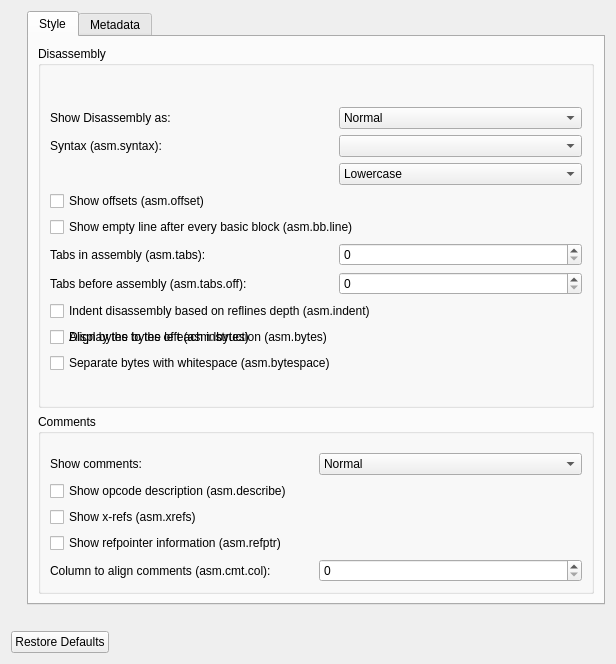
This is src/dialogs/preferences/AsmOptionsWidget.ui in rizinorg/cutter as Qt 5 draws it before an edit. The edited form follows.
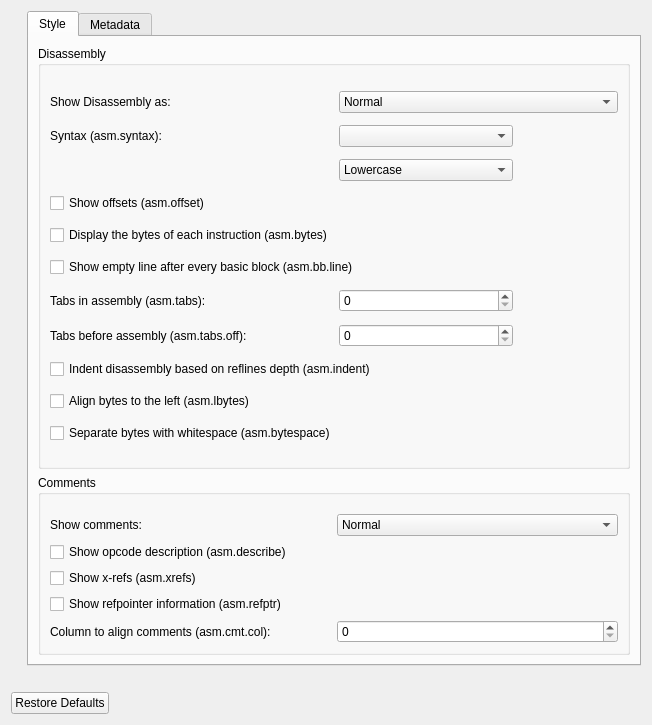
This is the edited form.

Commit message: Fixing previous build

What changed in the file:
```diff
--- a/src/dialogs/preferences/AsmOptionsWidget.ui
+++ b/src/dialogs/preferences/AsmOptionsWidget.ui
@@ -6,8 +6,8 @@
    <rect>
     <x>0</x>
     <y>0</y>
-    <width>616</width>
-    <height>664</height>
+    <width>652</width>
+    <height>725</height>
    </rect>
   </property>
   <property name="windowTitle">
@@ -46,31 +46,8 @@
            <property name="title">
             <string>Disassembly</string>
            </property>
-           <layout class="QGridLayout" name="gridLayout_2">
-            <item row="1" column="0">
              <layout class="QGridLayout" name="gridLayout">
-              <item row="7" column="0" colspan="2">
-               <widget class="QCheckBox" name="indentCheckBox">
-                <property name="text">
-                 <string>Indent disassembly based on reflines depth (asm.indent)</string>
-                </property>
-               </widget>
-              </item>
-              <item>
-               <widget class="QCheckBox" name="bytesCheckBox">
-                <property name="text">
-                 <string>Display the bytes of each instruction (asm.bytes)</string>
-                </property>
-               </widget>
-              </item>
-              <item row="4" column="0" colspan="2">
-               <widget class="QCheckBox" name="bblineCheckBox">
-                <property name="text">
-                 <string>Show empty line after every basic block (asm.bb.line)</string>
-                </property>
-               </widget>
-              </item>
-              <item row="2" column="1">
+            <item row="5" column="2">
                <widget class="QComboBox" name="caseComboBox">
                 <item>
                  <property name="text">
@@ -89,74 +66,27 @@
                 </item>
                </widget>
               </item>
-              <item row="0" column="0">
-               <widget class="QLabel" name="label">
-                <property name="text">
-                 <string>Show Disassembly as:</string>
-                </property>
-               </widget>
-              </item>
-              <item row="1" column="0">
-               <widget class="QLabel" name="syntaxLabel">
-                <property name="text">
-                 <string>Syntax (asm.syntax):</string>
+            <item row="11" column="2">
+             <widget class="QSpinBox" name="asmTabsOffSpinBox">
+              <property name="maximum">
+               <number>100</number>
+              </property>
+              <property name="singleStep">
+               <number>5</number>
                 </property>
                </widget>
               </item>
-              <item row="0" column="1">
-               <widget class="QComboBox" name="asmComboBox">
-                <item>
-                 <property name="text">
-                  <string>Normal</string>
-                 </property>
-                </item>
-                <item>
-                 <property name="text">
-                  <string>ESIL (asm.esil)</string>
-                 </property>
-                </item>
-                <item>
-                 <property name="text">
-                  <string>Pseudocode (asm.pseudo)</string>
-                 </property>
-                </item>
-               </widget>
-              </item>
-              <item row="5" column="0">
+            <item row="10" column="1">
                <widget class="QLabel" name="asmTabsLabel">
                 <property name="text">
                  <string>Tabs in assembly (asm.tabs):</string>
                 </property>
                </widget>
               </item>
-              <item row="6" column="1">
-               <widget class="QSpinBox" name="asmTabsOffSpinBox">
-                <property name="maximum">
-                 <number>100</number>
-                </property>
-                <property name="singleStep">
-                 <number>5</number>
-                </property>
-               </widget>
-              </item>
-              <item row="3" column="0" colspan="2">
-               <widget class="QCheckBox" name="offsetCheckBox">
-                <property name="text">
-                 <string>Show offsets (asm.offset)</string>
-                </property>
-               </widget>
-              </item>
-              <item row="6" column="0">
-               <widget class="QLabel" name="asmTabsOffLabel">
-                <property name="text">
-                 <string>Tabs before assembly (asm.tabs.off):</string>
-                </property>
-               </widget>
-              </item>
-              <item row="1" column="1">
+            <item row="4" column="2">
                <widget class="QComboBox" name="syntaxComboBox"/>
               </item>
-              <item row="5" column="1">
+            <item row="10" column="2">
                <widget class="QSpinBox" name="asmTabsSpinBox">
                 <property name="maximum">
                  <number>100</number>
@@ -166,23 +96,56 @@
                 </property>
                </widget>
               </item>
-              <item row="9" column="0" colspan="2">
+            <item row="14" column="1" colspan="2">
                <widget class="QCheckBox" name="bytespaceCheckBox">
                 <property name="text">
                  <string>Separate bytes with whitespace (asm.bytespace)</string>
                 </property>
                </widget>
               </item>
-              <item row="8" column="0" colspan="2">
-               <widget class="QCheckBox" name="lbytesCheckBox">
+            <item row="4" column="1">
+             <widget class="QLabel" name="syntaxLabel">
                 <property name="text">
-                 <string>Align bytes to the left (asm.lbytes)</string>
+               <string>Syntax (asm.syntax):</string>
                 </property>
                </widget>
               </item>
-             </layout>
+            <item row="12" column="1" colspan="2">
+             <widget class="QCheckBox" name="indentCheckBox">
+              <property name="text">
+               <string>Indent disassembly based on reflines depth (asm.indent)</string>
+              </property>
+             </widget>
             </item>
-            <item row="0" column="0">
+            <item row="7" column="1">
+             <widget class="QCheckBox" name="offsetCheckBox">
+              <property name="text">
+               <string>Show offsets (asm.offset)</string>
+              </property>
+             </widget>
+            </item>
+            <item row="11" column="1">
+             <widget class="QLabel" name="asmTabsOffLabel">
+              <property name="text">
+               <string>Tabs before assembly (asm.tabs.off):</string>
+              </property>
+             </widget>
+            </item>
+            <item row="3" column="1">
+             <widget class="QLabel" name="label">
+              <property name="text">
+               <string>Show Disassembly as:</string>
+              </property>
+             </widget>
+            </item>
+            <item row="9" column="1" colspan="2">
+             <widget class="QCheckBox" name="bblineCheckBox">
+              <property name="text">
+               <string>Show empty line after every basic block (asm.bb.line)</string>
+              </property>
+             </widget>
+            </item>
+            <item row="0" column="1" colspan="2">
              <spacer name="verticalSpacer_3">
               <property name="orientation">
                <enum>Qt::Vertical</enum>
@@ -198,6 +161,39 @@
               </property>
              </spacer>
             </item>
+            <item row="3" column="2" colspan="2">
+             <widget class="QComboBox" name="asmComboBox">
+              <item>
+               <property name="text">
+                <string>Normal</string>
+               </property>
+              </item>
+              <item>
+               <property name="text">
+                <string>ESIL (asm.esil)</string>
+               </property>
+              </item>
+              <item>
+               <property name="text">
+                <string>Pseudocode (asm.pseudo)</string>
+               </property>
+              </item>
+             </widget>
+            </item>
+            <item row="13" column="1" colspan="2">
+             <widget class="QCheckBox" name="lbytesCheckBox">
+              <property name="text">
+               <string>Align bytes to the left (asm.lbytes)</string>
+              </property>
+             </widget>
+            </item>
+            <item row="8" column="1">
+             <widget class="QCheckBox" name="bytesCheckBox">
+              <property name="text">
+               <string>Display the bytes of each instruction (asm.bytes)</string>
+              </property>
+             </widget>
+            </item>
            </layout>
           </widget>
          </item>
```
Lines whose indentation alone changed are shown as unchanged.
